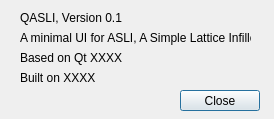
This is src/about.ui in tpms-lattice/QASLI as Qt 5 draws it before an edit. The edited form follows.
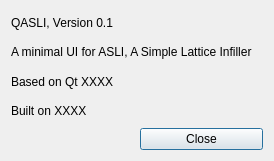
This is the edited form.

Commit message: fix scaling issue in about dialog

Diff of the .ui file:
```diff
--- a/src/about.ui
+++ b/src/about.ui
@@ -7,77 +7,60 @@
     <x>0</x>
     <y>0</y>
     <width>274</width>
-    <height>119</height>
+    <height>161</height>
    </rect>
   </property>
   <property name="windowTitle">
    <string>About QASLI</string>
   </property>
+  <layout class="QVBoxLayout" name="verticalLayout">
+   <item>
+    <layout class="QGridLayout" name="gridLayout">
+     <item row="7" column="0">
+      <widget class="QLabel" name="label_3">
+       <property name="text">
+        <string/>
+       </property>
+      </widget>
+     </item>
+     <item row="2" column="0" colspan="2">
+      <widget class="QLabel" name="label_2">
+       <property name="text">
+        <string>QASLI, Version 0.1</string>
+       </property>
+      </widget>
+     </item>
+     <item row="7" column="1">
+      <widget class="QPushButton" name="closeButton">
+       <property name="text">
+        <string>Close</string>
+       </property>
+      </widget>
+     </item>
+     <item row="4" column="0" colspan="2">
   <widget class="QLabel" name="qtVersionLabel">
-   <property name="geometry">
-    <rect>
-     <x>20</x>
-     <y>50</y>
-     <width>231</width>
-     <height>16</height>
-    </rect>
-   </property>
    <property name="text">
     <string>Based on Qt XXXX</string>
    </property>
   </widget>
+     </item>
+     <item row="5" column="0" colspan="2">
   <widget class="QLabel" name="buildTimeLabel">
-   <property name="geometry">
-    <rect>
-     <x>20</x>
-     <y>70</y>
-     <width>231</width>
-     <height>16</height>
-    </rect>
-   </property>
    <property name="text">
     <string>Built on XXXX</string>
    </property>
   </widget>
+     </item>
+     <item row="3" column="0" colspan="2">
   <widget class="QLabel" name="label">
-   <property name="geometry">
-    <rect>
-     <x>20</x>
-     <y>30</y>
-     <width>231</width>
-     <height>16</height>
-    </rect>
-   </property>
    <property name="text">
     <string>A minimal UI for ASLI, A Simple Lattice Infiller</string>
    </property>
   </widget>
-  <widget class="QLabel" name="label_2">
-   <property name="geometry">
-    <rect>
-     <x>20</x>
-     <y>10</y>
-     <width>191</width>
-     <height>16</height>
-    </rect>
-   </property>
-   <property name="text">
-    <string>QASLI, Version 0.1</string>
-   </property>
-  </widget>
-  <widget class="QPushButton" name="closeButton">
-   <property name="geometry">
-    <rect>
-     <x>180</x>
-     <y>90</y>
-     <width>80</width>
-     <height>21</height>
-    </rect>
-   </property>
-   <property name="text">
-    <string>Close</string>
-   </property>
-  </widget>
+     </item>
+    </layout>
+   </item>
+  </layout>
  </widget>
  <resources/>
  <connections>
```
Lines whose indentation alone changed are shown as unchanged. The commit also changes 1 other file.
